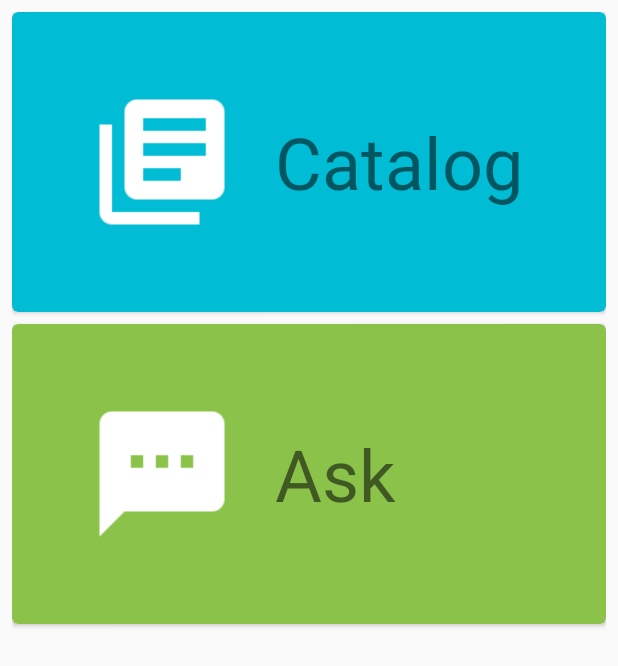
After one commit to 5730289021-NN/AEC-Robot, an Android app: the layout activity_modeselect.xml on its own in the app's theme, with its tools: preview values and no code run, on a phone screen of 412 x 824 dp. The commit adds this screen. Shown: the top 666 px of the screen. Run offline under Robolectric (Android 15) with nearby library versions, the phone set to English and light mode, and no system bars.

Commit message:
Refactor most of code 2hr of coding

```diff
--- a/app/build.gradle
+++ b/app/build.gradle
@@ -22,7 +22,8 @@ android {
 dependencies {
     compile fileTree(include: ['*.jar'], dir: 'libs')
     testCompile 'junit:junit:4.12'
-    compile 'com.android.support:appcompat-v7:23.1.1'
-    compile 'com.android.support:design:23.1.1'
+    compile 'com.android.support:appcompat-v7:23.2.0'
+    compile 'com.android.support:cardview-v7:23.2.0'
+    compile 'com.android.support:design:23.2.0'
     compile 'com.github.satyan:sugar:1.4'
 }
--- a/app/src/main/java/com/oaksmuth/pittayaaec/activities/TypeSelectFragment.java
+++ b/app/src/main/java/com/oaksmuth/pittayaaec/activities/TypeSelectFragment.java
@@ -3,6 +3,11 @@ package com.oaksmuth.pittayaaec.activities;
 /**
  * Created by Oak on 14/2/2559.
  * 2nd's Page Fragment to choose whether it's Basic or Advanced
+ *
+ * Need No more
+ * Since it's a new system
+ * Topic Basic
+ * Subtopic Blah blah blah
  */
 public class TypeSelectFragment {
 }
--- a/app/src/main/java/com/oaksmuth/pittayaaec/data/Data.java
+++ b/app/src/main/java/com/oaksmuth/pittayaaec/data/Data.java
@@ -8,7 +8,6 @@ import com.orm.SugarRecord;
 public class Data extends SugarRecord {
     //ID	Topic	Subtopic	Number	Question	Answer	English 1	Thai 1	English 2	Thai 2	English 3	Thai 3	English 4	Thai 4	English 5	Thai 5
     private long ID;
-
     public Long getId() {
         return ID;
     }
--- /dev/null
+++ b/app/src/main/res/layout/activity_modeselect.xml
@@ -0,0 +1,67 @@
+<?xml version="1.0" encoding="utf-8"?>
+<LinearLayout xmlns:android="http://schemas.android.com/apk/res/android"
+    android:orientation="vertical" android:layout_width="match_parent"
+    android:layout_height="match_parent"
+    android:layout_margin="8dp"
+    >
+
+    <android.support.v7.widget.CardView
+        xmlns:card_view="http://schemas.android.com/apk/res-auto"
+        android:id="@+id/catalogCard"
+        android:layout_gravity="center"
+        android:layout_width="match_parent"
+        card_view:cardBackgroundColor="#00BCD4"
+        android:layout_height="200dp"
+        android:elevation="5dp"
+        android:foreground="?android:attr/selectableItemBackground"
+        android:clickable="true"
+        card_view:cardCornerRadius="4dp">
+        <ImageView
+            android:layout_width="100dp"
+            android:layout_height="100dp"
+            android:layout_gravity="center_vertical"
+            android:layout_marginLeft="50dp"
+            android:src="@drawable/ic_library_books_white_48dp"
+            android:id="@+id/CatalogImageView"
+            />
+        <TextView
+            android:layout_width="wrap_content"
+            android:layout_height="wrap_content"
+            android:layout_gravity="center_vertical"
+            android:paddingLeft="175dp"
+            android:textSize="48sp"
+            android:text="Catalog"/>
+
+    </android.support.v7.widget.CardView>
+
+
+    <android.support.v7.widget.CardView
+        xmlns:card_view="http://schemas.android.com/apk/res-auto"
+        android:id="@+id/askCard"
+        android:layout_gravity="center"
+        android:layout_width="match_parent"
+        android:layout_marginTop="8dp"
+        android:layout_height="200dp"
+        android:elevation="5dp"
+        card_view:cardBackgroundColor="#8BC34A"
+        card_view:cardCornerRadius="4dp"
+        android:foreground="?android:attr/selectableItemBackground"
+        android:clickable="true">
+        <ImageView
+            android:layout_width="100dp"
+            android:layout_height="100dp"
+            android:layout_gravity="center_vertical"
+            android:layout_marginLeft="50dp"
+            android:src="@drawable/ic_textsms_white_48dp"
+            android:id="@+id/AskImageView" />
+
+        <TextView
+            android:layout_width="wrap_content"
+            android:layout_height="wrap_content"
+            android:layout_gravity="center_vertical"
+            android:paddingLeft="175dp"
+            android:textSize="48sp"
+            android:text="Ask"/>
+    </android.support.v7.widget.CardView>
+
+</LinearLayout>
--- /dev/null
+++ b/app/src/main/res/layout/activity_player.xml
@@ -0,0 +1,6 @@
+<?xml version="1.0" encoding="utf-8"?>
+<LinearLayout xmlns:android="http://schemas.android.com/apk/res/android"
+    android:orientation="vertical" android:layout_width="match_parent"
+    android:layout_height="match_parent">
+
+</LinearLayout>
--- a/build.gradle
+++ b/build.gradle
@@ -6,6 +6,7 @@ buildscript {
     }
     dependencies {
         classpath 'com.android.tools.build:gradle:1.5.0'
+
 
         // NOTE: Do not place your application dependencies here; they belong
         // in the individual module build.gradle files
```
Also changed, not shown: app/src/main/java/com/oaksmuth/pittayaaec/activities/ModeSelect.java (+75 -1 lines), app/src/main/java/com/oaksmuth/pittayaaec/activities/Splash.java (+41 -1 lines), app/src/main/java/com/oaksmuth/pittayaaec/activities/TopicSelect.java (+78 -1 lines), app/src/main/res/anim/slide_in.xml (added, +7 -0 lines), app/src/main/res/anim/slide_out.xml (added, +7 -0 lines), app/src/main/res/layout/activity_catalog.xml (added, +32 -0 lines), app/src/main/res/layout/header.xml (added, +16 -0 lines), app/src/main/res/layout/splashscreen.xml (added, +11 -0 lines), app/src/main/res/layout/topic.xml (added, +22 -0 lines), app/src/main/res/drawable/ic_library_books_white_48dp.png (added), app/src/main/res/drawable/ic_textsms_white_48dp.png (added), app/src/main/res/drawable/splashscreen.png (added), 1 other file.
